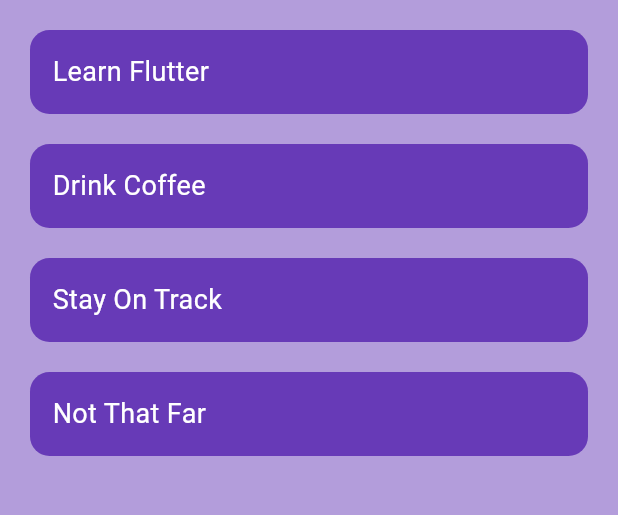
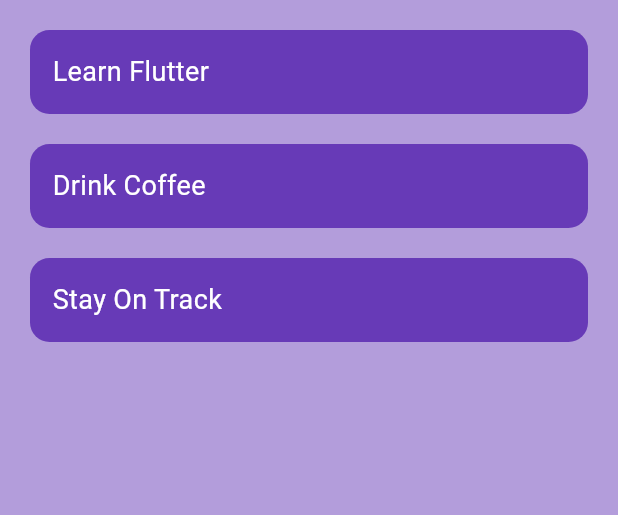
Before and after one commit to codeshrabon/To_Do_List_flutter, a Flutter app: the screen it shows after launch, on a phone screen of 412 x 824 dp, the part 84-599 px from its top. Run offline on Flutter 3.47's test engine with Material 3 defaults, Android fonts, the phone set to English and light mode, and no system bars.

Commit message:
created new branch

```diff
--- a/to_do_app/lib/pages/home_page.dart
+++ b/to_do_app/lib/pages/home_page.dart
@@ -8,7 +8,7 @@ class HomePage extends StatelessWidget {
     ['Learn Flutter', false],
     ['Drink Coffee', false],
     ['Stay On Track', false],
-    ['Not That Far', false],
+
   ];
 
   @override
```
